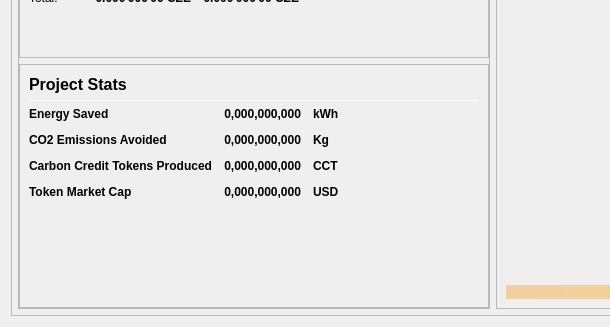
Before: the Qt Designer form src/qt/forms/overviewpage.ui in Carbon-Zero/CarbonZero, drawn with Qt 5; both pictures show x 0 to 610 and y 514 to 841 of the 978 by 841 pixel window.
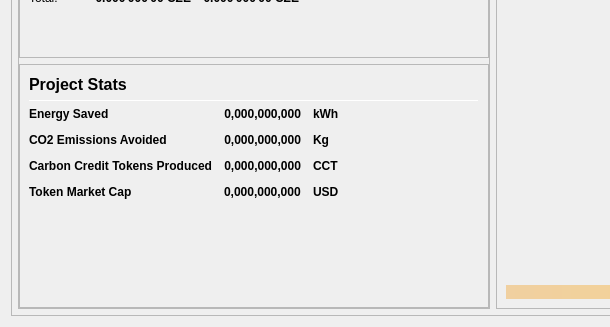
After: the same form once the commit is applied.

```diff
--- a/src/qt/forms/overviewpage.ui
+++ b/src/qt/forms/overviewpage.ui
@@ -901,7 +901,7 @@
                       </widget>
                      </item>
                      <item>
-                      <layout class="QGridLayout" name="gridLayout_5" rowstretch="0,0,0,0,0">
+                      <layout class="QGridLayout" name="gridLayout_5" rowstretch="0,0,0,0,0,0">
                        <property name="spacing">
                         <number>12</number>
                        </property>
@@ -916,12 +916,6 @@
                          <property name="text">
                           <string>0,000,000,000</string>
                          </property>
-                         <property name="textFormat">
-                          <enum>Qt::AutoText</enum>
-                         </property>
-                         <property name="alignment">
-                          <set>Qt::AlignRight|Qt::AlignTrailing|Qt::AlignVCenter</set>
-                         </property>
                         </widget>
                        </item>
                        <item row="1" column="1">
@@ -1094,7 +1088,7 @@
                          </property>
                         </widget>
                        </item>
-                       <item row="4" column="3">
+                       <item row="5" column="3">
                         <spacer name="horizontalSpacer_5">
                          <property name="orientation">
                           <enum>Qt::Horizontal</enum>
```
Left out of the diff: 12 changed lines with no effect on the pictures.
